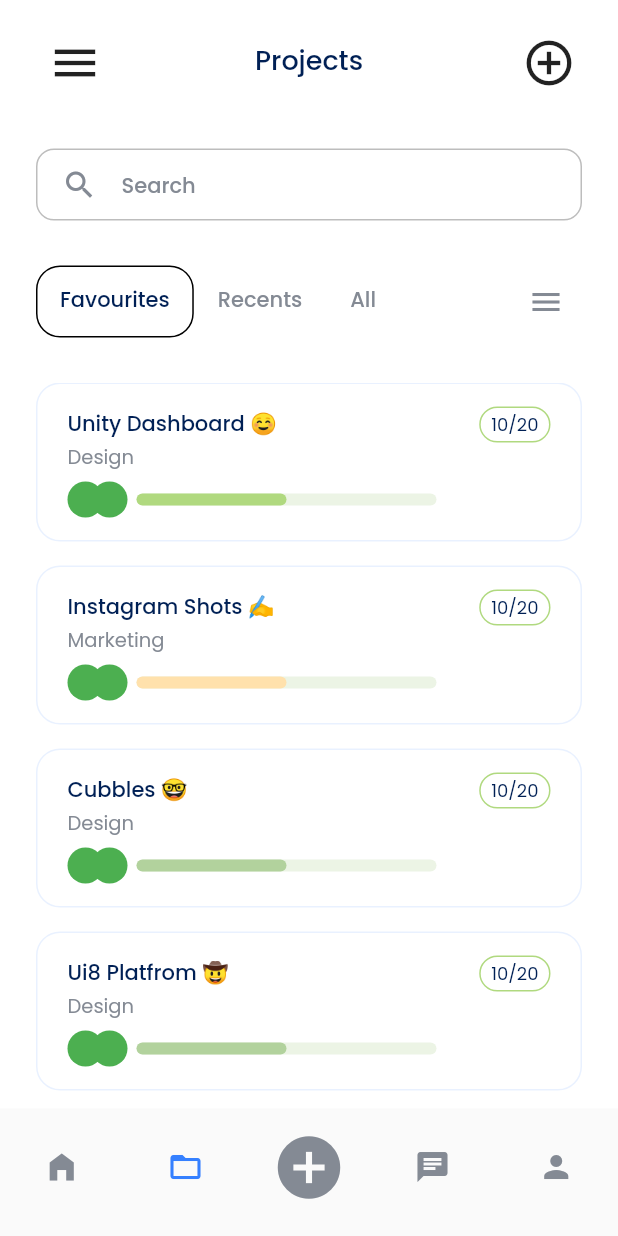
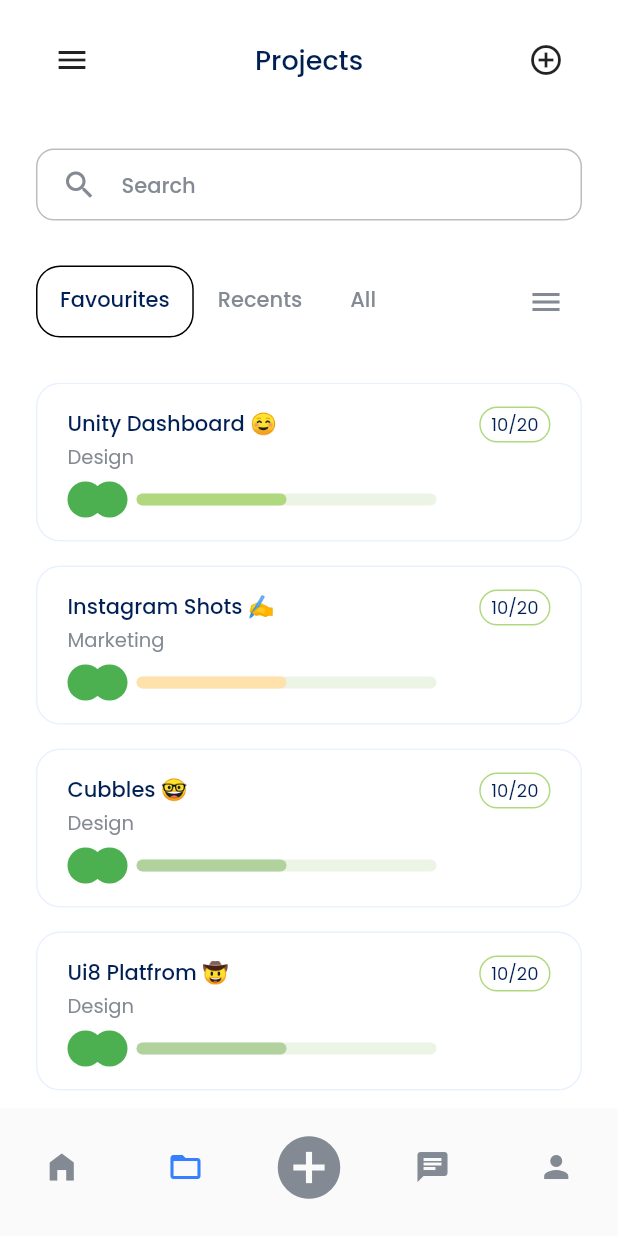
Before and after one commit to cqthor/tracker-task-managment-app, a Flutter app: the HomeScreens screen opened directly, item 2 of the bottom bar chosen, on a phone screen of 412 x 824 dp. Run offline on Flutter 3.47's test engine with Material 2 defaults, Android fonts, the phone set to English and light mode, and no system bars; drawn by our look-alikes of percent_indicator; our stand-ins replace flutter_svg, smooth_page_indicator; network calls fail.

Commit message:
changing size

```diff
--- a/lib/main.dart
+++ b/lib/main.dart
@@ -107,7 +107,7 @@ class MyApp extends StatelessWidget {
           ),
         ),
       ),
-      home: const SettingScreen(),
+      home: const HomeScreens(),
     );
   }
 }
--- a/lib/screens/chat/chat_screen.dart
+++ b/lib/screens/chat/chat_screen.dart
@@ -46,7 +46,7 @@ class _ChatScreenState extends State<ChatScreen> {
                 onPressed: () {},
                 icon: const Icon(
                   Icons.menu,
-                  size: 36,
+                  size: 24,
                 ),
               ),
               Text("Chat", style: Theme.of(context).textTheme.headline3!),
@@ -54,7 +54,7 @@ class _ChatScreenState extends State<ChatScreen> {
                 onPressed: () {},
                 icon: const Icon(
                   Icons.add_circle_outline,
-                  size: 36,
+                  size: 24,
                 ),
               ),
             ],
--- a/lib/screens/home/body.dart
+++ b/lib/screens/home/body.dart
@@ -20,14 +20,14 @@ class HomeScreenBody extends StatelessWidget {
                   onPressed: () {},
                   icon: const Icon(
                     Icons.menu,
-                    size: 36,
+                    size: 24,
                   )),
               Text("Friday 26", style: Theme.of(context).textTheme.headline3!),
               IconButton(
                   onPressed: () {},
                   icon: const Icon(
                     Icons.notifications,
-                    size: 36,
+                    size: 24,
                   )),
             ],
           ),
--- a/lib/screens/profile/profile_screen.dart
+++ b/lib/screens/profile/profile_screen.dart
@@ -25,7 +25,7 @@ class _ProfileScreenState extends State<ProfileScreen> {
                 onPressed: () {},
                 icon: const Icon(
                   Icons.menu,
-                  size: 36,
+                  size: 24,
                 ),
               ),
               Text("Profile", style: Theme.of(context).textTheme.headline3!),
--- a/lib/screens/project/project_screen.dart
+++ b/lib/screens/project/project_screen.dart
@@ -26,7 +26,7 @@ class _ProjectScreenState extends State<ProjectScreen> {
                 onPressed: () {},
                 icon: const Icon(
                   Icons.menu,
-                  size: 36,
+                  size: 24,
                 ),
               ),
               Text("Projects", style: Theme.of(context).textTheme.headline3!),
@@ -34,7 +34,7 @@ class _ProjectScreenState extends State<ProjectScreen> {
                 onPressed: () {},
                 icon: const Icon(
                   Icons.add_circle_outline,
-                  size: 36,
+                  size: 24,
                 ),
               ),
             ],
```
